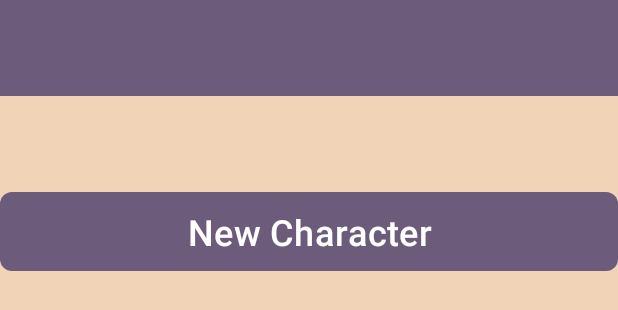
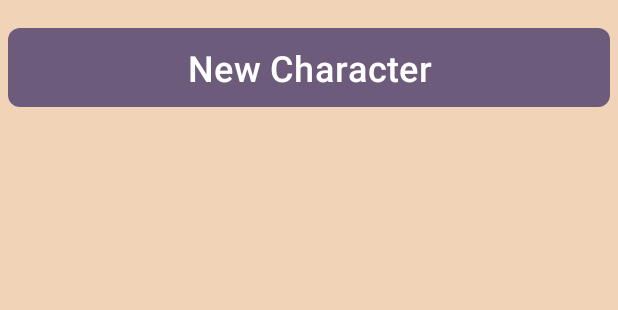
Before and after one commit to romero-kenny/Charbon, an Android app: the layout activity_main.xml on its own in the app's theme, with its tools: preview values and no code run, on a phone screen of 412 x 824 dp. Shown: the top 310 px of the screen. Run offline under Robolectric (Android 15) with nearby library versions, the phone set to English and light mode, and no system bars.

Commit message:
Finished main activity for the demo, now need to link char sheet and main activity.

```diff
--- a/app/src/main/AndroidManifest.xml
+++ b/app/src/main/AndroidManifest.xml
@@ -21,6 +21,7 @@
                 <category android:name="android.intent.category.LAUNCHER" />
             </intent-filter>
         </activity>
+        <activity android:name=".CharSheet" />
     </application>
 
 </manifest>
--- a/app/src/main/java/com/group9/charbon/CharViewCtrl.java
+++ b/app/src/main/java/com/group9/charbon/CharViewCtrl.java
@@ -18,8 +18,8 @@ class CharViewCtrl extends AppCompatActivity {
     private Resources res;
     private Context context;
 
-    CharViewCtrl() {
-        context = this;
+    CharViewCtrl(Context cntxt, String char_name) {
+        context = cntxt;
         res = context.getResources();
         init_stat_view();
         init_skill_view();
--- a/app/src/main/res/drawable/button_shape.xml
+++ b/app/src/main/res/drawable/button_shape.xml
@@ -1,5 +1,5 @@
 <?xml version="1.0" encoding="utf-8"?>
 <shape xmlns:android="http://schemas.android.com/apk/res/android">
-    <solid android:color="@color/tertiary" />
+    <solid android:color="@color/primary" />
     <corners android:radius="8dp" />
 </shape>
--- a/app/src/main/res/layout/activity_main.xml
+++ b/app/src/main/res/layout/activity_main.xml
@@ -5,31 +5,28 @@
     android:layout_height="match_parent"
     tools:context=".MainActivity">
 
-    <!-- Toolbar -->
-    <androidx.appcompat.widget.Toolbar
-        android:id="@+id/toolbar"
-        android:layout_width="match_parent"
-        android:layout_height="?attr/actionBarSize"
-        android:background="?attr/colorPrimary"
-        android:elevation="4dp"
-        android:theme="@style/ThemeOverlay.AppCompat.ActionBar" />
-
     <!-- Container for Fragments -->
-    <FrameLayout
-        android:id="@+id/container"
+    <ScrollView
         android:layout_width="match_parent"
         android:layout_height="match_parent"
-        android:layout_below="@id/toolbar"
-        android:layout_marginTop="?attr/actionBarSize">
+        >
+    <LinearLayout
+        android:orientation="vertical"
+        android:id="@+id/main_bttn_cont"
+        android:layout_width="match_parent"
+        android:layout_height="match_parent"
+        android:layout_margin="5dp"
+        >
 
         <Button
             android:id="@+id/new_char_button"
             android:layout_width="match_parent"
             android:layout_height="wrap_content"
+            android:layout_marginVertical="20px"
             android:background="@drawable/button_shape"
             android:text="New Character"
             style="@style/main_button_size"
             />
-    </FrameLayout>
-
+    </LinearLayout>
+    </ScrollView>
 </RelativeLayout>
--- a/app/src/main/res/values/styles.xml
+++ b/app/src/main/res/values/styles.xml
@@ -2,5 +2,6 @@
 <resources>
     <style name="main_button_size">
         <item name="android:textSize">24sp</item>
+        <item name="android:textColor">@color/white</item>
     </style>
 </resources>
```
Also changed, not shown: app/src/main/java/com/group9/charbon/CharSheet.java (added, +18 -0 lines), app/src/main/java/com/group9/charbon/IndvCharView.java (added, +8 -0 lines), app/src/main/java/com/group9/charbon/MainActivity.java (+103 -3 lines).
